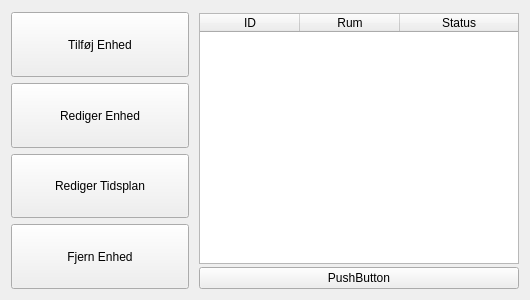
This is HomeAutomation/mainmenu.ui in PRJ2GR15/Software-Design as Qt 5 draws it before an edit. The edited form follows.
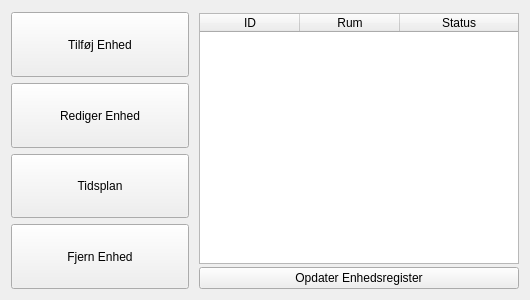
This is the edited form.

Diff of the .ui file:
```diff
--- a/HomeAutomation/mainmenu.ui
+++ b/HomeAutomation/mainmenu.ui
@@ -72,7 +72,7 @@
         </sizepolicy>
        </property>
        <property name="text">
-        <string>Rediger Tidsplan</string>
+        <string>Tidsplan</string>
        </property>
       </widget>
      </item>
@@ -158,7 +158,7 @@
      <item>
       <widget class="QPushButton" name="updateButton">
        <property name="text">
-        <string>PushButton</string>
+        <string>Opdater Enhedsregister</string>
        </property>
       </widget>
      </item>
```
